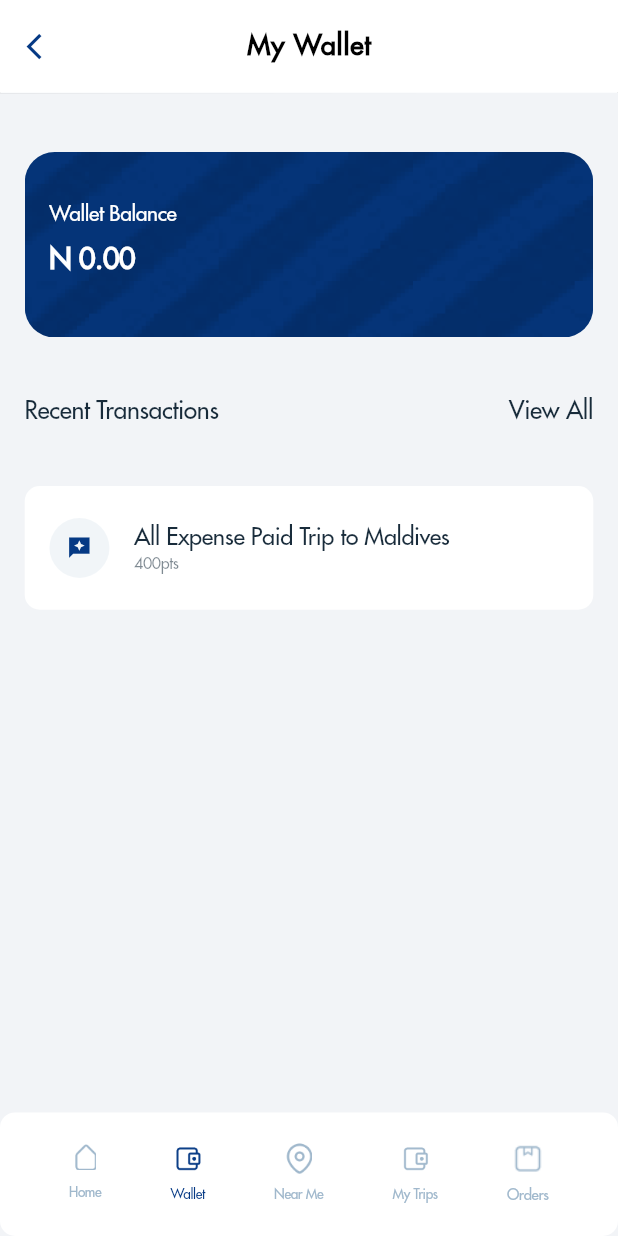
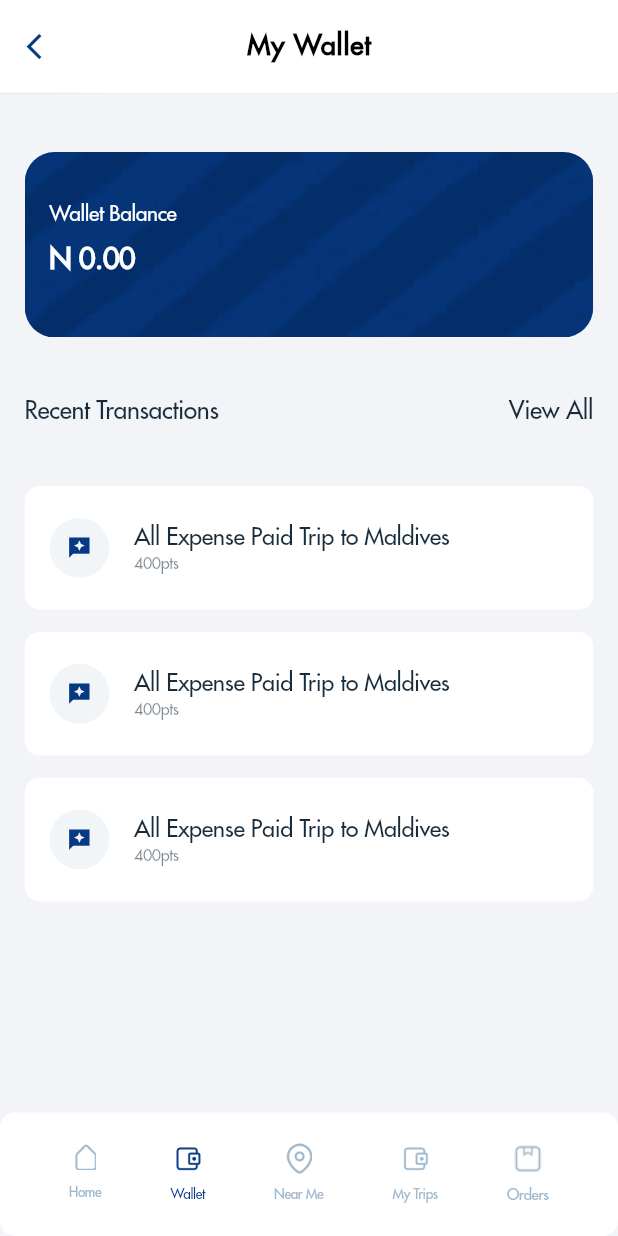
Before and after one commit to seyifunmi92/GUO-Mobile-Application, a Flutter app: the Wallet screen opened directly, on a phone screen of 412 x 824 dp. Run offline on Flutter 3.47's test engine with Material 2 defaults, Android fonts, the phone set to English and light mode, and no system bars; our stand-ins replace carousel_slider, dotted_border, dotted_line, geolocator, google_fonts, image_picker and 5 more; missing offline and left inert: flutter_paystack, flutter_phone_direct_caller, modal_progress_hud_alt; accounts and stored records are empty; network calls fail.

```diff
--- a/lib/screens/trips/childtrip.dart
+++ b/lib/screens/trips/childtrip.dart
@@ -482,7 +482,7 @@ class _ChildTripState extends State<ChildTrip> {
                   sbHeight(mqHeight(context, .005)),
                   dText(
                       x.airConditioned == true
-                          ? "Air Conditioned"
+                          ? "Air - Conditioned"
                           : "Not AirConditioned",
                       mqHeight(context, .015),
                       fontweight: FontWeight.w500),
--- a/lib/screens/wallet/wallet.dart
+++ b/lib/screens/wallet/wallet.dart
@@ -68,6 +68,12 @@ class _WalletState extends State<Wallet> {
             sbHeight(mqHeight(context, .048)),
             containSet(context, "All Expense Paid Trip to Maldives   ",
                 "400pts", Icons.reviews_sharp),
+                   sbHeight(mqHeight(context, .018)),
+            containSet(context, "All Expense Paid Trip to Maldives   ",
+                "400pts", Icons.reviews_sharp),
+                   sbHeight(mqHeight(context, .018)),
+            containSet(context, "All Expense Paid Trip to Maldives   ",
+                "400pts", Icons.reviews_sharp),
           ],
         ),
       ),
```
Also changed, not shown: lib/hooks/dialog/typemodal.dart (+33 -0 lines), lib/screens/trips/tripbooking.dart (+5 -2 lines).
